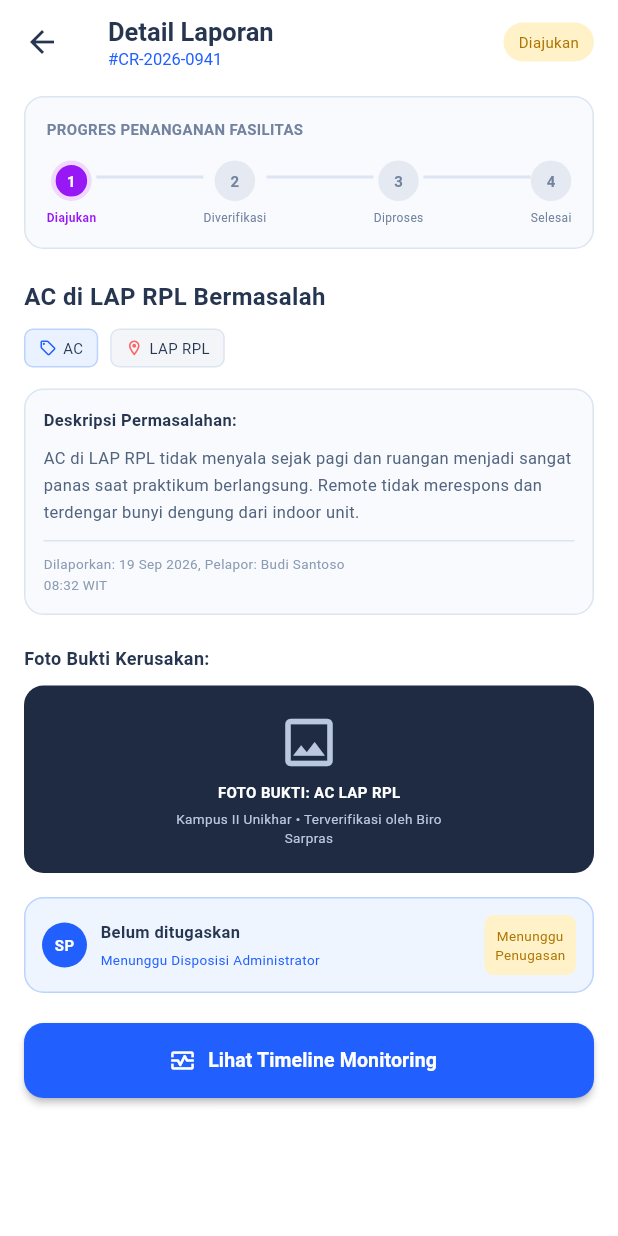
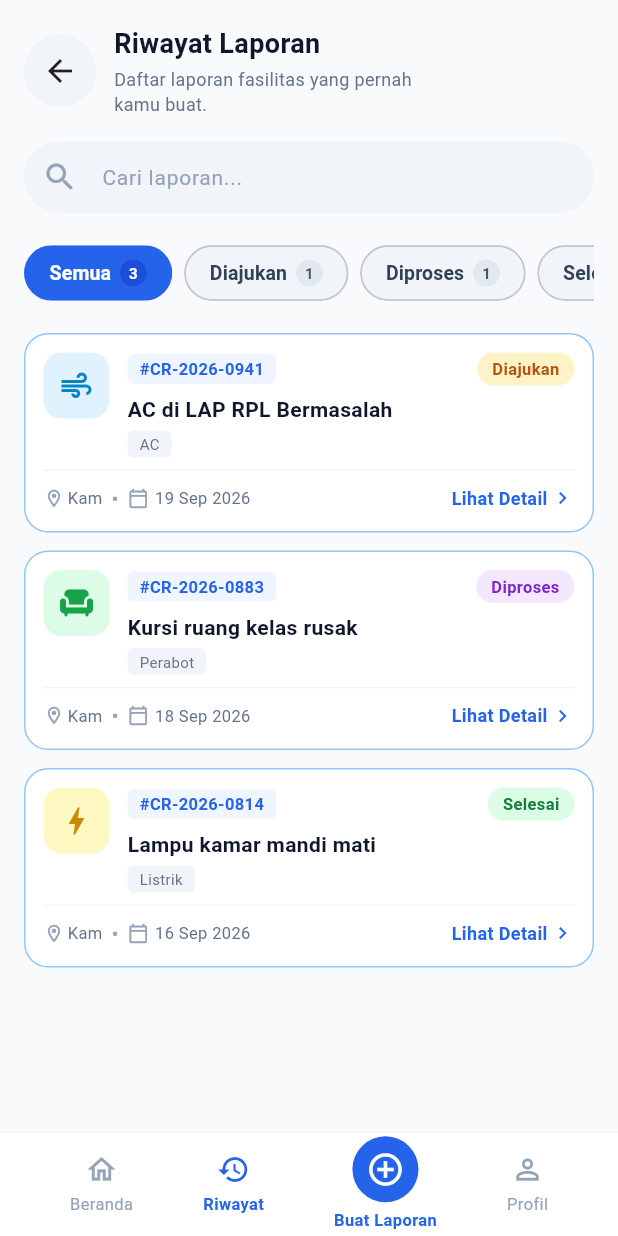
Before and after one commit to ekawati28/Projek-Mobile-, a Flutter app: the screen it shows after launch, on a phone screen of 412 x 824 dp. Run offline on Flutter 3.47's test engine with Material 3 defaults, Android fonts, the phone set to English and light mode, and no system bars; our stand-ins replace supabase_flutter; accounts and stored records are empty; Roboto replaces fonts that are missing (Arial).

Commit message:
feat: menyelesaikan tampilan halaman riwayat laporan

```diff
--- a/lib/main.dart
+++ b/lib/main.dart
@@ -1,5 +1,6 @@
 import 'package:flutter/material.dart';
 import 'views/mahasiswa/detail_laporan_page.dart';
+import 'views/mahasiswa/riwayat_laporan.dart';
 
 void main() {
   runApp(const CampusReportPreviewApp());
@@ -20,7 +21,7 @@ class CampusReportPreviewApp extends StatelessWidget {
           seedColor: const Color(0xFF2563EB),
         ),
       ),
-      home: const DetailLaporanPage(),
+      home: const RiwayatLaporanScreen(),
     );
   }
 }
--- /dev/null
+++ b/lib/views/mahasiswa/riwayat_laporan.dart
@@ -0,0 +1,514 @@
+import 'package:flutter/material.dart';
+
+class LaporanItem {
+  final String id;
+  final String title;
+  final String category;
+  final String status;
+  final String dayName; // Contoh: "Kam"
+  final String dateOnly; // Contoh: "19 Sep 2026"
+  final IconData icon;
+  final Color iconBgColor;
+  final Color iconColor;
+
+  LaporanItem({
+    required this.id,
+    required this.title,
+    required this.category,
+    required this.status,
+    required this.dayName,
+    required this.dateOnly,
+    required this.icon,
+    required this.iconBgColor,
+    required this.iconColor,
+  });
+}
+
+class RiwayatLaporanScreen extends StatefulWidget {
+  const RiwayatLaporanScreen({super.key});
+
+  @override
+  State<RiwayatLaporanScreen> createState() => _RiwayatLaporanScreenState();
+}
+
+class _RiwayatLaporanScreenState extends State<RiwayatLaporanScreen> {
+  String _activeTab = 'Semua';
+  String _searchQuery = '';
+  int _selectedNavIndex = 1;
+
+  // Data Laporan Sesuai Gambar Referensi Terbaru
+  final List<LaporanItem> _allLaporan = [
+    LaporanItem(
+      id: '#CR-2026-0941',
+      title: 'AC di LAP RPL Bermasalah',
+      category: 'AC',
+      status: 'Diajukan',
+      dayName: 'Kam',
+      dateOnly: '19 Sep 2026',
+      icon: Icons.air,
+      iconBgColor: const Color(0xFFE0F2FE),
+      iconColor: const Color(0xFF0284C7),
+    ),
+    LaporanItem(
+      id: '#CR-2026-0883',
+      title: 'Kursi ruang kelas rusak',
+      category: 'Perabot',
+      status: 'Diproses',
+      dayName: 'Kam',
+      dateOnly: '18 Sep 2026',
+      icon: Icons.chair,
+      iconBgColor: const Color(0xFFDCFCE7),
+      iconColor: const Color(0xFF16A34A),
+    ),
+    LaporanItem(
+      id: '#CR-2026-0814',
+      title: 'Lampu kamar mandi mati',
+      category: 'Listrik',
+      status: 'Selesai',
+      dayName: 'Kam',
+      dateOnly: '16 Sep 2026',
+      icon: Icons.bolt,
+      iconBgColor: const Color(0xFFFEF9C3),
+      iconColor: const Color(0xFFCA8A04),
+    ),
+  ];
+
+  Color _getStatusBgColor(String status) {
+    switch (status) {
+      case 'Diajukan':
+        return const Color(0xFFFEF3C7);
+      case 'Diproses':
+        return const Color(0xFFF3E8FF);
+      case 'Selesai':
+        return const Color(0xFFDCFCE7);
+      default:
+        return Colors.grey.shade200;
+    }
+  }
+
+  Color _getStatusTextColor(String status) {
+    switch (status) {
+      case 'Diajukan':
+        return const Color(0xFFB45309);
+      case 'Diproses':
+        return const Color(0xFF7E22CE);
+      case 'Selesai':
+        return const Color(0xFF15803D);
+      default:
+        return Colors.black;
+    }
+  }
+
+  int _getCount(String status) {
+    if (status == 'Semua') return _allLaporan.length;
+    return _allLaporan.where((l) => l.status == status).length;
+  }
+
+  List<LaporanItem> get _filteredLaporan {
+    return _allLaporan.where((item) {
+      final matchesStatus =
+          (_activeTab == 'Semua') || (item.status == _activeTab);
+      final matchesSearch =
+          item.title.toLowerCase().contains(_searchQuery.toLowerCase()) ||
+              item.id.toLowerCase().contains(_searchQuery.toLowerCase());
+      return matchesStatus && matchesSearch;
+    }).toList();
+  }
+
+  @override
+  Widget build(BuildContext context) {
+    return Scaffold(
+      backgroundColor: const Color(0xFFF8FAFC),
+      body: SafeArea(
+        child: Column(
+          children: [
+            // Header Section
+            Padding(
+              padding: const EdgeInsets.all(16.0),
+              child: Column(
+                crossAxisAlignment: CrossAxisAlignment.start,
+                children: [
+                  Row(
+                    children: [
+                      Container(
+                        decoration: const BoxDecoration(
+                          color: Color(0xFFF1F5F9),
+                          shape: BoxShape.circle,
+                        ),
+                        child: IconButton(
+                          icon: const Icon(Icons.arrow_back,
+                              color: Colors.black87),
+                          onPressed: () {},
+                        ),
+                      ),
+                      const SizedBox(width: 12),
+                      Column(
+                        crossAxisAlignment: CrossAxisAlignment.start,
+                        children: const [
+                          Text(
+                            'Riwayat Laporan',
+                            style: TextStyle(
+                              fontSize: 18,
+                              fontWeight: FontWeight.bold,
+                              color: Color(0xFF0F172A),
+                            ),
+                          ),
+                          SizedBox(height: 2),
+                          Text(
+                            'Daftar laporan fasilitas yang pernah\nkamu buat.',
+                            style: TextStyle(
+                              fontSize: 12,
+                              color: Color(0xFF64748B),
+                            ),
+                          ),
+                        ],
+                      ),
+                    ],
+                  ),
+                  const SizedBox(height: 16),
+
+                  // Search Bar
+                  Container(
+                    decoration: BoxDecoration(
+                      color: const Color(0xFFF1F5F9),
+                      borderRadius: BorderRadius.circular(24),
+                    ),
+                    child: TextField(
+                      onChanged: (val) => setState(() => _searchQuery = val),
+                      decoration: const InputDecoration(
+                        hintText: 'Cari laporan...',
+                        hintStyle:
+                            TextStyle(color: Color(0xFF94A3B8), fontSize: 14),
+                        prefixIcon:
+                            Icon(Icons.search, color: Color(0xFF94A3B8)),
+                        border: InputBorder.none,
+                        contentPadding: EdgeInsets.symmetric(vertical: 12),
+                      ),
+                    ),
+                  ),
+                  const SizedBox(height: 16),
+
+                  // Filter Chips
+                  SingleChildScrollView(
+                    scrollDirection: Axis.horizontal,
+                    child: Row(
+                      children: ['Semua', 'Diajukan', 'Diproses', 'Selesai']
+                          .map((status) {
+                        final isSelected = _activeTab == status;
+                        final count = _getCount(status);
+
+                        return Padding(
+                          padding: const EdgeInsets.only(right: 8.0),
+                          child: ChoiceChip(
+                            label: Row(
+                              children: [
+                                Text(
+                                  status,
+                                  style: TextStyle(
+                                    color: isSelected
+                                        ? Colors.white
+                                        : const Color(0xFF334155),
+                                    fontWeight: FontWeight.w600,
+                                    fontSize: 13,
+                                  ),
+                                ),
+                                const SizedBox(width: 6),
+                                Container(
+                                  padding: const EdgeInsets.symmetric(
+                                      horizontal: 6, vertical: 2),
+                                  decoration: BoxDecoration(
+                                    color: isSelected
+                                        ? const Color(0xFF1D4ED8)
+                                        : const Color(0xFFE2E8F0),
+                                    shape: BoxShape.circle,
+                                  ),
+                                  child: Text(
+                                    '$count',
+                                    style: TextStyle(
+                                      color: isSelected
+                                          ? Colors.white
+                                          : const Color(0xFF475569),
+                                      fontSize: 10,
+                                      fontWeight: FontWeight.bold,
+                                    ),
+                                  ),
+                                ),
+                              ],
+                            ),
+                            selected: isSelected,
+                            selectedColor: const Color(0xFF2563EB),
+                            backgroundColor: const Color(0xFFF1F5F9),
+                            shape: RoundedRectangleBorder(
+                              borderRadius: BorderRadius.circular(20),
+                              side: BorderSide.none,
+                            ),
+                            showCheckmark: false,
+                            onSelected: (selected) {
+                              if (selected) setState(() => _activeTab = status);
+                            },
+                          ),
+                        );
+                      }).toList(),
+                    ),
+                  ),
+                ],
+              ),
+            ),
+
+            // List Laporan Card
+            Expanded(
+              child: ListView.builder(
+                padding: const EdgeInsets.symmetric(horizontal: 16),
+                itemCount: _filteredLaporan.length,
+                itemBuilder: (context, index) {
+                  final item = _filteredLaporan[index];
+                  return Container(
+                    margin: const EdgeInsets.only(bottom: 12),
+                    padding: const EdgeInsets.all(12),
+                    decoration: BoxDecoration(
+                      color: Colors.white,
+                      borderRadius: BorderRadius.circular(16),
+                      border:
+                          Border.all(color: const Color(0xFF93C5FD), width: 1),
+                    ),
+                    child: Column(
+                      crossAxisAlignment: CrossAxisAlignment.start,
+                      children: [
+                        Row(
+                          crossAxisAlignment: CrossAxisAlignment.start,
+                          children: [
+                            Container(
+                              width: 44,
+                              height: 44,
+                              decoration: BoxDecoration(
+                                color: item.iconBgColor,
+                                borderRadius: BorderRadius.circular(12),
+                              ),
+                              child: Icon(item.icon,
+                                  color: item.iconColor, size: 24),
+                            ),
+                            const SizedBox(width: 12),
+                            Expanded(
+                              child: Column(
+                                crossAxisAlignment: CrossAxisAlignment.start,
+                                children: [
+                                  Row(
+                                    children: [
+                                      Container(
+                                        padding: const EdgeInsets.symmetric(
+                                            horizontal: 8, vertical: 2),
+                                        decoration: BoxDecoration(
+                                          color: const Color(0xFFEFF6FF),
+                                          borderRadius:
+                                              BorderRadius.circular(4),
+                                        ),
+                                        child: Text(
+                                          item.id,
+                                          style: const TextStyle(
+                                            color: Color(0xFF2563EB),
+                                            fontWeight: FontWeight.bold,
+                                            fontSize: 11,
+                                          ),
+                                        ),
+                                      ),
+                                      const Spacer(),
+                                      Container(
+                                        padding: const EdgeInsets.symmetric(
+                                            horizontal: 10, vertical: 3),
+                                        decoration: BoxDecoration(
+                                          color: _getStatusBgColor(item.status),
+                                          borderRadius:
+                                              BorderRadius.circular(12),
+                                        ),
+                                        child: Text(
+                                          item.status,
+                                          style: TextStyle(
+                                            color: _getStatusTextColor(
+                                                item.status),
+                                            fontWeight: FontWeight.bold,
+                                            fontSize: 11,
+                                          ),
+                                        ),
+                                      ),
+                                    ],
+                                  ),
+                                  const SizedBox(height: 6),
+                                  Text(
+                                    item.title,
+                                    style: const TextStyle(
+                                      fontWeight: FontWeight.bold,
+                                      fontSize: 14,
+                                      color: Color(0xFF0F172A),
+                                    ),
+                                  ),
+                                  const SizedBox(height: 4),
+                                  Container(
+                                    padding: const EdgeInsets.symmetric(
+                                        horizontal: 8, vertical: 2),
+                                    decoration: BoxDecoration(
+                                      color: const Color(0xFFF1F5F9),
+                                      borderRadius: BorderRadius.circular(4),
+                                    ),
+                                    child: Text(
+                                      item.category,
+                                      style: const TextStyle(
+                                        color: Color(0xFF64748B),
+                                        fontSize: 10,
+                                      ),
+                                    ),
+                                  ),
+                                ],
+                              ),
+                            ),
+                          ],
+                        ),
+                        const SizedBox(height: 8),
+                        const Divider(color: Color(0xFFF1F5F9), height: 1),
+                        const SizedBox(height: 8),
+
+                        // Footer Kartu Sesuai Gambar Referensi Terbaru[cite: 13]
+                        Row(
+                          children: [
+                            const Icon(Icons.location_on_outlined,
+                                size: 14, color: Color(0xFF94A3B8)),
+                            const SizedBox(width: 2),
+                            Text(
+                              item.dayName, // Menampilkan "Kam" di sebelah ikon lokasi[cite: 13]
+                              style: const TextStyle(
+                                  color: Color(0xFF64748B), fontSize: 11),
+                            ),
+                            const SizedBox(width: 6),
+                            const Text('•',
+                                style: TextStyle(color: Color(0xFF94A3B8))),
+                            const SizedBox(width: 6),
+                            const Icon(Icons.calendar_today_outlined,
+                                size: 14, color: Color(0xFF94A3B8)),
+                            const SizedBox(width: 4),
+                            Text(
+                              item.dateOnly, // Menampilkan tanggal lengkap "19 Sep 2026"[cite: 13]
+                              style: const TextStyle(
+                                  color: Color(0xFF64748B), fontSize: 11),
+                            ),
+                            const Spacer(),
+
+                            // Tombol Lihat Detail
+                            InkWell(
+                              onTap: () {
+                                // Sambungkan ke Halaman Detail buatan temanmu di sini
+                              },
+                              child: Row(
+                                children: const [
+                                  Text(
+                                    'Lihat Detail',
+                                    style: TextStyle(
+                                      color: Color(0xFF2563EB),
+                                      fontWeight: FontWeight.bold,
+                                      fontSize: 12,
+                                    ),
+                                  ),
+                                  SizedBox(width: 2),
+                                  Icon(Icons.chevron_right,
+                                      size: 16, color: Color(0xFF2563EB)),
+                                ],
+                              ),
+                            ),
+                          ],
+                        ),
+                      ],
+                    ),
+                  );
+                },
+              ),
+            ),
+          ],
+        ),
+      ),
+
+      // Bottom Navigation Bar dengan Jarak Seimbang
+      bottomNavigationBar: Container(
+        height: 70,
+        decoration: const BoxDecoration(
+          color: Colors.white,
+          border: Border(
+            top: BorderSide(color: Color(0xFFF1F5F9), width: 1),
+          ),
+        ),
+        child: Row(
+          mainAxisAlignment: MainAxisAlignment.spaceEvenly,
+          children: [
+            _buildNavItem(Icons.home_outlined, 'Beranda', 0),
+            _buildNavItem(Icons.history, 'Riwayat', 1),
+            _buildBuatLaporanItem(),
+            _buildNavItem(Icons.person_outline, 'Profil', 2),
+          ],
+        ),
+      ),
+    );
+  }
+
+  Widget _buildNavItem(IconData icon, String label, int index) {
+    final isSelected = _selectedNavIndex == index;
+    final color =
+        isSelected ? const Color(0xFF2563EB) : const Color(0xFF94A3B8);
+
+    return InkWell(
+      onTap: () {
+        setState(() {
+          _selectedNavIndex = index;
+        });
+      },
+      child: Column(
+        mainAxisSize: MainAxisSize.min,
+        mainAxisAlignment: MainAxisAlignment.center,
+        children: [
+          Icon(icon, color: color, size: 22),
+          const SizedBox(height: 4),
+          Text(
+            label,
+            style: TextStyle(
+              color: color,
+              fontSize: 11,
+              fontWeight: isSelected ? FontWeight.bold : FontWeight.normal,
+            ),
+          ),
+        ],
+      ),
+    );
+  }
+
+  Widget _buildBuatLaporanItem() {
+    return InkWell(
+      onTap: () {
+        // Aksi ketika tombol Buat Laporan diklik
+      },
+      child: Column(
+        mainAxisSize: MainAxisSize.min,
+        mainAxisAlignment: MainAxisAlignment.center,
+        children: [
+          Container(
+            width: 44,
+            height: 44,
+            decoration: const BoxDecoration(
+              color: Color(0xFF2563EB),
+              shape: BoxShape.circle,
+            ),
+            child: const Icon(
+              Icons.add_circle_outline,
+              color: Colors.white,
+              size: 26,
+            ),
+          ),
+          const SizedBox(height: 4),
+          const Text(
+            'Buat Laporan',
+            style: TextStyle(
+              color: Color(0xFF2563EB),
+              fontSize: 11,
+              fontWeight: FontWeight.bold,
+            ),
+          ),
+        ],
+      ),
+    );
+  }
+}
```
